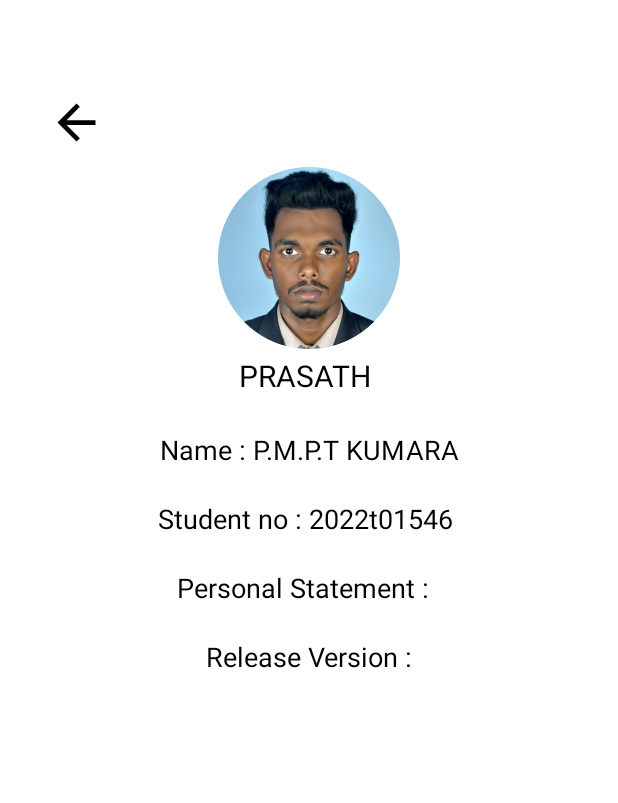
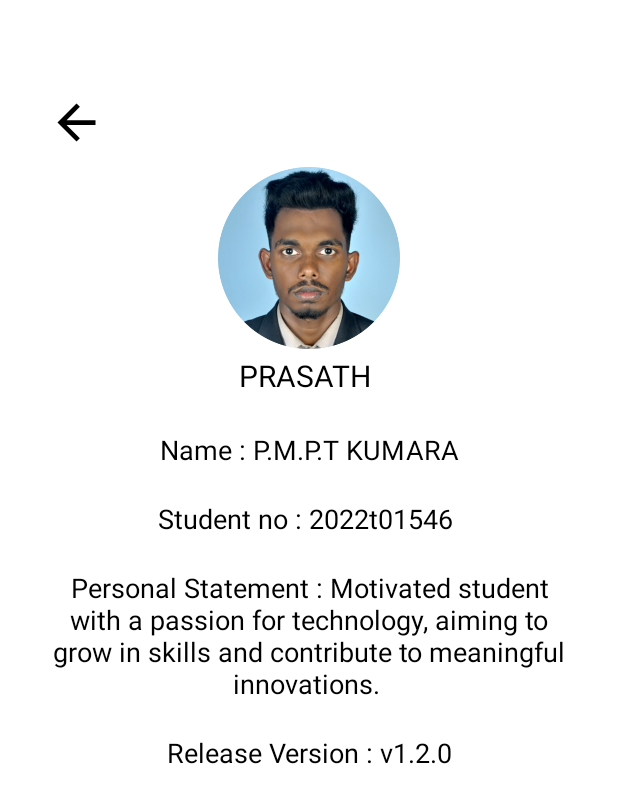
Before and after one commit to Thilina-Prasath/FOT-NEWS-HUB, an Android app: the DevinfoActivity screen opened directly, with no data from a screen before it, on a phone screen of 412 x 824 dp. Shown: the top 803 px of the screen. Run offline under Robolectric (Android 15) with nearby library versions, the phone set to English and light mode, and no system bars.

Commit message:
update devinfo file

```diff
--- a/app/src/main/res/layout/activity_devinfo.xml
+++ b/app/src/main/res/layout/activity_devinfo.xml
@@ -60,7 +60,7 @@
             <TextView
                 android:layout_width="match_parent"
                 android:layout_height="wrap_content"
-                android:text="Personal Statement :  \n"
+                android:text="Personal Statement : Motivated student with a passion for technology, aiming to grow in skills and contribute to meaningful innovations. \n"
                 android:textAlignment="center"
                 android:textSize="18dp"
                 android:textColor="@color/black"/>
@@ -68,7 +68,7 @@
             <TextView
                 android:layout_width="match_parent"
                 android:layout_height="wrap_content"
-                android:text="Release Version :\n"
+                android:text="Release Version : v1.2.0\n"
                 android:textAlignment="center"
                 android:textSize="18dp"
                 android:textColor="@color/black"/>
```
